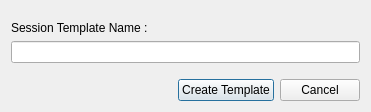
Above: resources/ui/save_template_session.ui from Houston4444/RaySession before the change. Below: the same form after it.
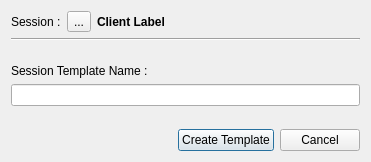
That is the form after the change. Icons and pictures are not drawn. Custom widgets are drawn as their Qt base class.

Commit message: little design for save session and client template dialogs

Patch:
```diff
--- a/resources/ui/save_template_session.ui
+++ b/resources/ui/save_template_session.ui
@@ -10,7 +10,7 @@
     <x>0</x>
     <y>0</y>
     <width>371</width>
-    <height>112</height>
+    <height>162</height>
    </rect>
   </property>
   <property name="windowTitle">
@@ -20,6 +20,56 @@
    <bool>false</bool>
   </property>
   <layout class="QVBoxLayout" name="verticalLayout">
+   <item>
+    <layout class="QHBoxLayout" name="horizontalLayout_2">
+     <item>
+      <widget class="QLabel" name="labelSessionTitle">
+       <property name="sizePolicy">
+        <sizepolicy hsizetype="Fixed" vsizetype="Preferred">
+         <horstretch>0</horstretch>
+         <verstretch>0</verstretch>
+        </sizepolicy>
+       </property>
+       <property name="text">
+        <string>Session :</string>
+       </property>
+      </widget>
+     </item>
+     <item>
+      <widget class="FakeToolButton" name="toolButtonClientIcon">
+       <property name="text">
+        <string>...</string>
+       </property>
+       <property name="iconSize">
+        <size>
+         <width>48</width>
+         <height>48</height>
+        </size>
+       </property>
+      </widget>
+     </item>
+     <item>
+      <widget class="QLabel" name="labelLabel">
+       <property name="font">
+        <font>
+         <weight>75</weight>
+         <bold>true</bold>
+        </font>
+       </property>
+       <property name="text">
+        <string>Client Label</string>
+       </property>
+      </widget>
+     </item>
+    </layout>
+   </item>
+   <item>
+    <widget class="Line" name="line">
+     <property name="orientation">
+      <enum>Qt::Horizontal</enum>
+     </property>
+    </widget>
+   </item>
    <item>
     <spacer name="verticalSpacer_2">
      <property name="orientation">
@@ -130,6 +180,13 @@
    </item>
   </layout>
  </widget>
+ <customwidgets>
+  <customwidget>
+   <class>FakeToolButton</class>
+   <extends>QToolButton</extends>
+   <header>surclassed_widgets</header>
+  </customwidget>
+ </customwidgets>
  <resources/>
  <connections>
   <connection>
```
Left out of the diff: 6 changed lines with no effect on the pictures. The commit also changes 2 other files.
